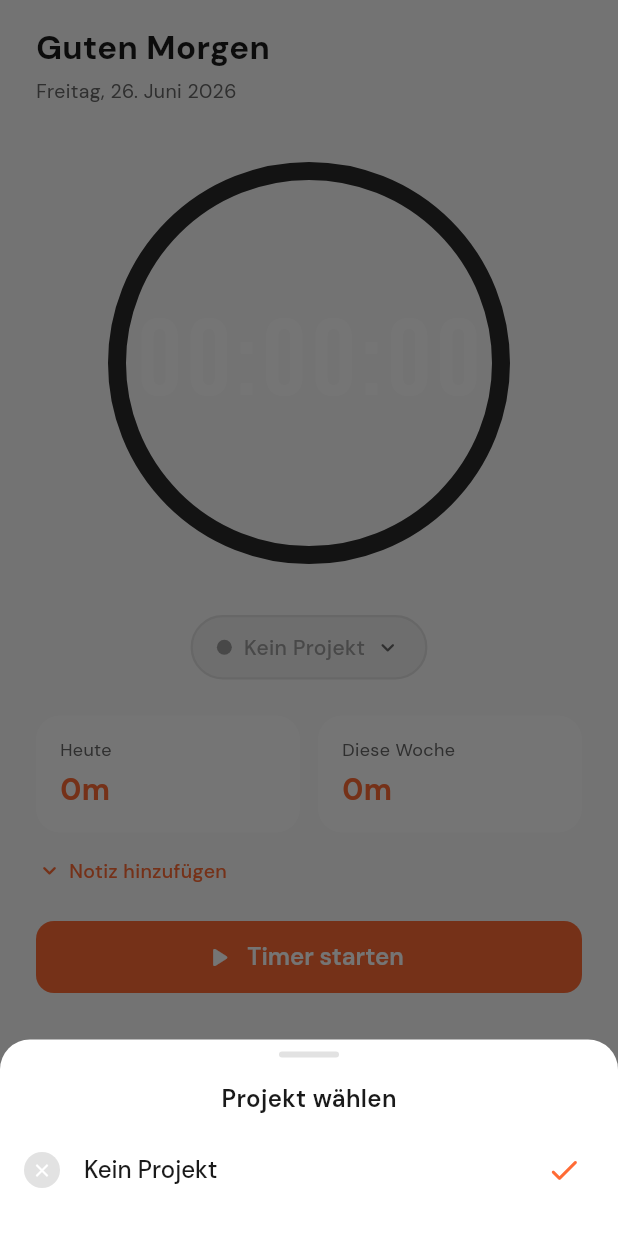
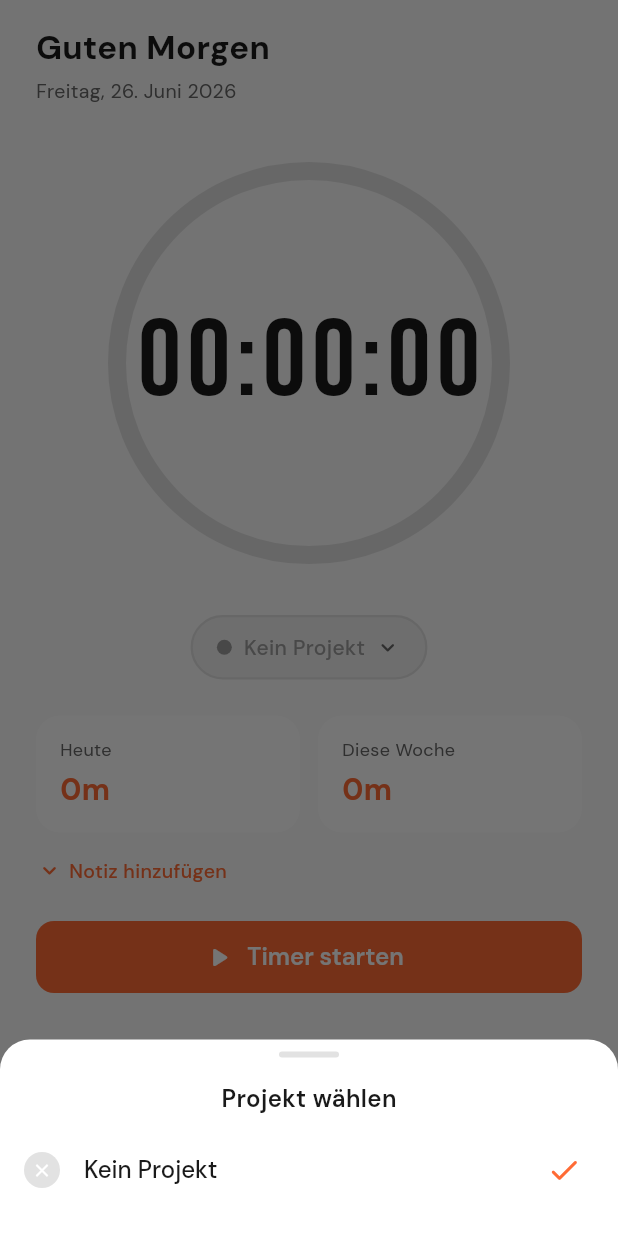
Before and after one commit to MiharaArcadia/ClaudeFinal, a Flutter app: the screen it shows after launch, after a tap on "Kein Projekt", on a phone screen of 412 x 824 dp. Run offline on Flutter 3.47's test engine with Material 3 defaults, Android fonts, the phone set to English and light mode, and no system bars; our stand-ins replace google_fonts, image_picker, pdf, share_plus, shared_preferences, sqflite; accounts and stored records are empty.

Commit message:
Fix timer text and ring track colors in light mode
TimeRing now resolves text color from theme (dark→white, light→#1A1A1A)
and uses a light grey ring track (#E0E0E0) instead of the hardcoded
dark grey (#2A2A2A) when running in light mode.
Paused ring color also switches with theme instead of always using
the dark-mode secondary grey.

Co-Authored-By: Claude Sonnet 4.6 <noreply@anthropic.com>
Claude-Session: https://claude.ai/code/session_01N8hLTsAR27uxQtGzmkY8Mp

```diff
--- a/lib/screens/timer_screen.dart
+++ b/lib/screens/timer_screen.dart
@@ -105,7 +105,7 @@ class _TimerScreenState extends State<TimerScreen> {
                   progress: progress,
                   timeString: timerProvider.formattedTime,
                   color: timerProvider.state == TimerState.paused
-                      ? AppColors.textSecondaryDark
+                      ? secondaryText
                       : AppColors.primaryOrange,
                   size: 280,
                 ),
@@ -203,7 +203,7 @@ class _TimerScreenState extends State<TimerScreen> {
             ),
             decoration: InputDecoration(
               hintText: 'Was hast du gearbeitet?',
-              hintStyle: GoogleFonts.dmSans(color: AppColors.textSecondaryDark),
+              hintStyle: GoogleFonts.dmSans(color: secondaryText),
             ),
           ),
         ],
--- a/lib/widgets/time_ring.dart
+++ b/lib/widgets/time_ring.dart
@@ -7,6 +7,7 @@ class TimeRing extends StatelessWidget {
   final String timeString; // 'HH:MM:SS'
   final Color color;
   final double size;
+  final Color? textColor;
 
   const TimeRing({
     super.key,
@@ -14,10 +15,14 @@ class TimeRing extends StatelessWidget {
     required this.timeString,
     this.color = const Color(0xFFFF6B35),
     this.size = 280,
+    this.textColor,
   });
 
   @override
   Widget build(BuildContext context) {
+    final isDark = Theme.of(context).brightness == Brightness.dark;
+    final resolvedTextColor = textColor ?? (isDark ? Colors.white : const Color(0xFF1A1A1A));
+    final trackColor = isDark ? const Color(0xFF2A2A2A) : const Color(0xFFE0E0E0);
     return SizedBox(
       width: size,
       height: size,
@@ -25,13 +30,14 @@ class TimeRing extends StatelessWidget {
         painter: _RingPainter(
           progress: progress.clamp(0.0, 1.0),
           color: color,
+          trackColor: trackColor,
         ),
         child: Center(
           child: Text(
             timeString,
             style: GoogleFonts.bebasNeue(
               fontSize: 72,
-              color: Colors.white,
+              color: resolvedTextColor,
               letterSpacing: 4,
             ),
           ),
@@ -44,8 +50,9 @@ class TimeRing extends StatelessWidget {
 class _RingPainter extends CustomPainter {
   final double progress;
   final Color color;
+  final Color trackColor;
 
-  const _RingPainter({required this.progress, required this.color});
+  const _RingPainter({required this.progress, required this.color, required this.trackColor});
 
   @override
   void paint(Canvas canvas, Size size) {
@@ -56,7 +63,7 @@ class _RingPainter extends CustomPainter {
 
     // Background track
     final trackPaint = Paint()
-      ..color = const Color(0xFF2A2A2A)
+      ..color = trackColor
       ..style = PaintingStyle.stroke
       ..strokeWidth = strokeWidth
       ..strokeCap = StrokeCap.round;
@@ -102,5 +109,5 @@ class _RingPainter extends CustomPainter {
 
   @override
   bool shouldRepaint(_RingPainter oldDelegate) =>
-      oldDelegate.progress != progress || oldDelegate.color != color;
+      oldDelegate.progress != progress || oldDelegate.color != color || oldDelegate.trackColor != trackColor;
 }
```
